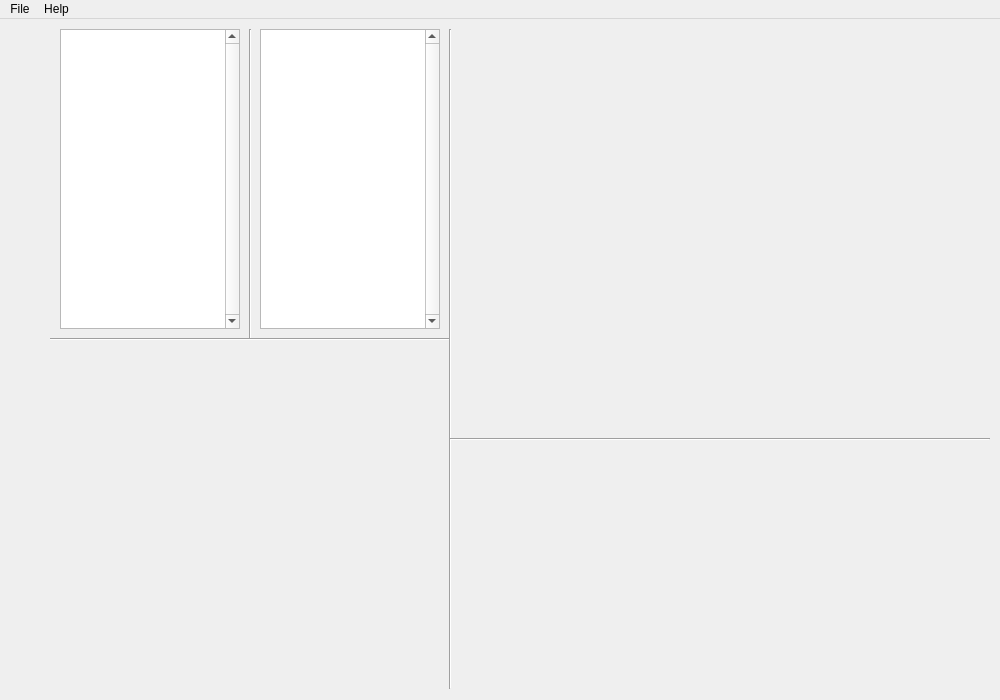
Qt form tfne/visualizer/codeepneat/tfnev_codeepneat_mainwindow_ui.ui (YangZhafou/Tensorflow-Neuroevolution) before a commit.
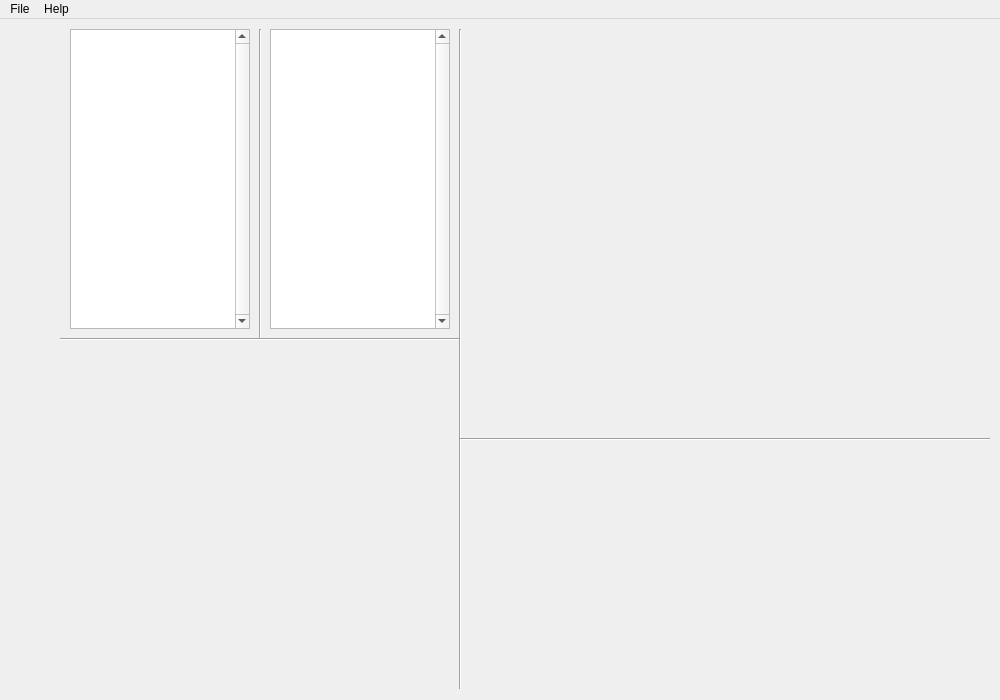
The same form after that commit.

Diff of the .ui file:
```diff
--- a/tfne/visualizer/codeepneat/tfnev_codeepneat_mainwindow_ui.ui
+++ b/tfne/visualizer/codeepneat/tfnev_codeepneat_mainwindow_ui.ui
@@ -20,7 +20,7 @@
    <widget class="Line" name="vline_1">
     <property name="geometry">
      <rect>
-      <x>240</x>
+      <x>250</x>
       <y>10</y>
       <width>20</width>
       <height>310</height>
@@ -33,7 +33,7 @@
    <widget class="Line" name="vline_2">
     <property name="geometry">
      <rect>
-      <x>440</x>
+      <x>450</x>
       <y>10</y>
       <width>20</width>
       <height>660</height>
@@ -46,7 +46,7 @@
    <widget class="QListWidget" name="list_generations">
     <property name="geometry">
      <rect>
-      <x>60</x>
+      <x>70</x>
       <y>10</y>
       <width>180</width>
       <height>300</height>
@@ -59,7 +59,7 @@
    <widget class="QListWidget" name="list_genomes">
     <property name="geometry">
      <rect>
-      <x>260</x>
+      <x>270</x>
       <y>10</y>
       <width>180</width>
       <height>300</height>
@@ -72,7 +72,7 @@
    <widget class="Line" name="hline_1">
     <property name="geometry">
      <rect>
-      <x>50</x>
+      <x>60</x>
       <y>310</y>
       <width>400</width>
       <height>20</height>
@@ -85,9 +85,9 @@
    <widget class="Line" name="hline_2">
     <property name="geometry">
      <rect>
-      <x>450</x>
+      <x>460</x>
       <y>410</y>
-      <width>540</width>
+      <width>530</width>
       <height>20</height>
      </rect>
     </property>
@@ -98,7 +98,7 @@
    <widget class="QLabel" name="lbl_generation_info">
     <property name="geometry">
      <rect>
-      <x>60</x>
+      <x>70</x>
       <y>330</y>
       <width>380</width>
       <height>20</height>
@@ -111,7 +111,7 @@
    <widget class="QLabel" name="lbl_genome_info">
     <property name="geometry">
      <rect>
-      <x>460</x>
+      <x>470</x>
       <y>430</y>
       <width>530</width>
       <height>20</height>
```
Left out of the diff: 2 changed lines with no effect on the pictures.
